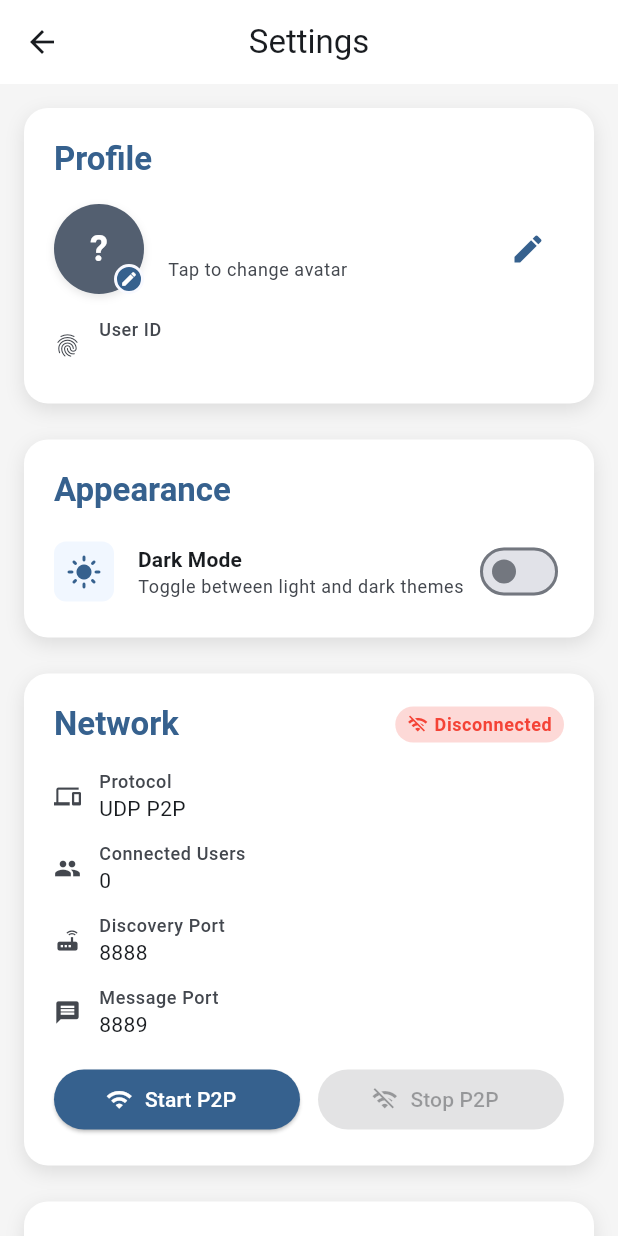
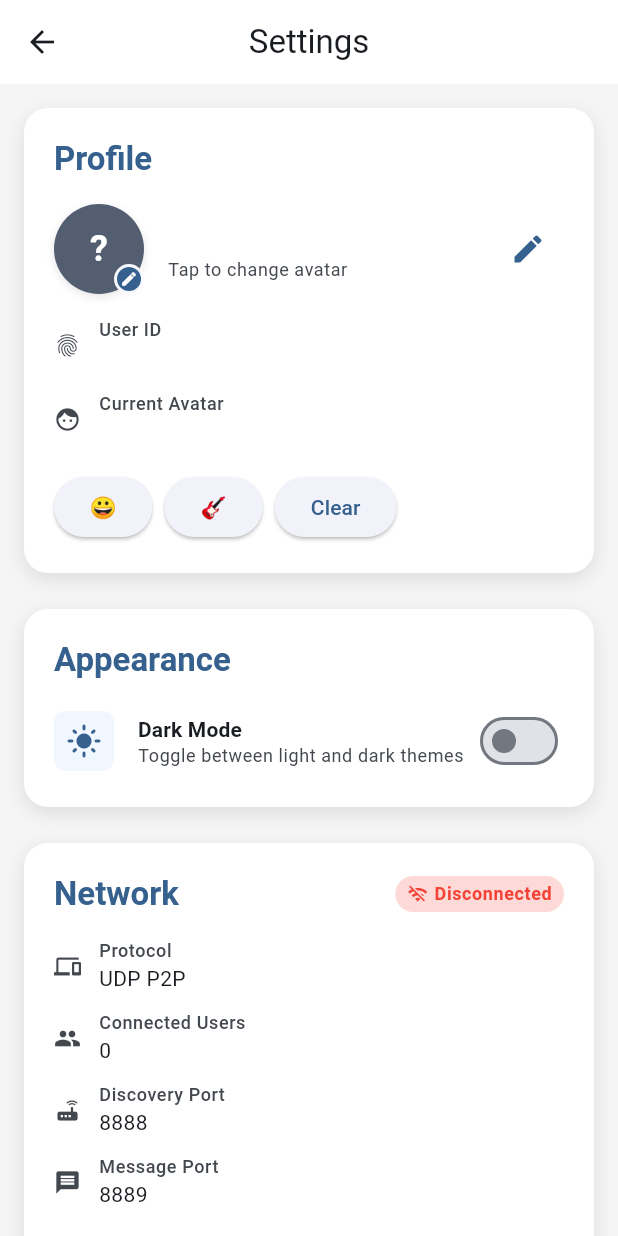
Before and after one commit to Deepsonstha/PEERCHAT_APP, a Flutter app: the SettingsScreen screen opened by its route, on a phone screen of 412 x 824 dp. Run offline on Flutter 3.47's test engine with Material 3 defaults, Android fonts, the phone set to English and light mode, and no system bars; our stand-ins replace get, hive, hive_flutter; accounts and stored records are empty.

Commit message:
user setting

```diff
--- a/lib/data/repositories/chat_repository.dart
+++ b/lib/data/repositories/chat_repository.dart
@@ -143,6 +143,10 @@ class ChatRepository {
   Future<void> updateCurrentUser(User user) async {
     try {
       await _localStorageService.saveCurrentUser(user);
+
+      // Also update the network service's current user and broadcast changes
+      _networkService.updateCurrentUser(user);
+
       log('Current user updated: ${user.name}');
     } catch (e) {
       log('Error updating current user: $e');
--- a/lib/screens/home_screen.dart
+++ b/lib/screens/home_screen.dart
@@ -171,7 +171,6 @@ class HomeScreen extends StatelessWidget {
   Widget _buildOnlineUsersSection(BuildContext context, ChatController chatController) {
     final theme = Theme.of(context);
     final colorScheme = theme.colorScheme;
-    final isDark = theme.brightness == Brightness.dark;
 
     if (chatController.onlineUsers.isEmpty) {
       return Center(
@@ -292,7 +291,6 @@ class HomeScreen extends StatelessWidget {
   Widget _buildActionButtons(BuildContext context, ChatController chatController) {
     final theme = Theme.of(context);
     final colorScheme = theme.colorScheme;
-    final isDark = theme.brightness == Brightness.dark;
 
     return Container(
       padding: const EdgeInsets.all(16),
--- a/lib/screens/settings_screen.dart
+++ b/lib/screens/settings_screen.dart
@@ -110,6 +110,42 @@ class SettingsScreen extends StatelessWidget {
 
           // User ID
           Obx(() => _buildInfoRow(context, Icons.fingerprint, 'User ID', chatController.currentUser.value?.id ?? 'Unknown', isMonospace: true)),
+
+          const SizedBox(height: 12),
+
+          // Debug: Current Avatar Value
+          Obx(() => _buildInfoRow(context, Icons.face, 'Current Avatar', chatController.currentUser.value?.avatar ?? 'None')),
+
+          const SizedBox(height: 16),
+
+          // Quick emoji test buttons
+          Row(
+            children: [
+              ElevatedButton(
+                onPressed: () {
+                  chatController.updateUserAvatar('😀');
+                  Get.snackbar('Debug', 'Set avatar to 😀', snackPosition: SnackPosition.BOTTOM);
+                },
+                child: Text('😀'),
+              ),
+              const SizedBox(width: 8),
+              ElevatedButton(
+                onPressed: () {
+                  chatController.updateUserAvatar('🎸');
+                  Get.snackbar('Debug', 'Set avatar to 🎸', snackPosition: SnackPosition.BOTTOM);
+                },
+                child: Text('🎸'),
+              ),
+              const SizedBox(width: 8),
+              ElevatedButton(
+                onPressed: () {
+                  chatController.updateUserAvatar('');
+                  Get.snackbar('Debug', 'Cleared avatar', snackPosition: SnackPosition.BOTTOM);
+                },
+                child: Text('Clear'),
+              ),
+            ],
+          ),
         ],
       ),
     );
--- a/lib/widgets/user_avatar.dart
+++ b/lib/widgets/user_avatar.dart
@@ -1,3 +1,5 @@
+import 'dart:developer';
+
 import 'package:flutter/material.dart';
 
 import '../data/models/user.dart';
@@ -29,14 +31,8 @@ class UserAvatar extends StatelessWidget {
             child: CircleAvatar(
               radius: size / 2,
               backgroundColor: _getUserColor(user?.id ?? '', colorScheme),
-              backgroundImage: user?.avatar != null && user!.avatar!.isNotEmpty ? NetworkImage(user!.avatar!) : null,
-              child:
-                  user?.avatar == null || user!.avatar!.isEmpty
-                      ? Text(
-                        _getInitials(user?.name ?? '?'),
-                        style: TextStyle(color: Colors.white, fontSize: size * 0.4, fontWeight: FontWeight.bold),
-                      )
-                      : null,
+              backgroundImage: _isNetworkImage(user?.avatar) ? NetworkImage(user!.avatar!) : null,
+              child: _getAvatarChild(),
             ),
           ),
 
@@ -58,6 +54,73 @@ class UserAvatar extends StatelessWidget {
         ],
       ),
     );
+  }
+
+  Widget? _getAvatarChild() {
+    final avatar = user?.avatar;
+
+    // Debug logging
+    log('UserAvatar: Processing avatar = "$avatar" for user ${user?.name}');
+
+    if (avatar == null || avatar.isEmpty) {
+      // Show initials when no avatar
+      log('UserAvatar: No avatar, showing initials');
+      return Text(_getInitials(user?.name ?? '?'), style: TextStyle(color: Colors.white, fontSize: size * 0.4, fontWeight: FontWeight.bold));
+    }
+
+    if (_isEmoji(avatar)) {
+      // Show emoji avatar
+      log('UserAvatar: Detected emoji avatar: "$avatar"');
+      return Text(avatar, style: TextStyle(fontSize: size * 0.6));
+    }
+
+    if (_isNetworkImage(avatar)) {
+      // Network image will be shown via backgroundImage
+      log('UserAvatar: Detected network image: "$avatar"');
+      return null;
+    }
+
+    // Fallback to initials if avatar format is unknown
+    log('UserAvatar: Unknown avatar format, showing initials');
+    return Text(_getInitials(user?.name ?? '?'), style: TextStyle(color: Colors.white, fontSize: size * 0.4, fontWeight: FontWeight.bold));
+  }
+
+  bool _isEmoji(String? text) {
+    if (text == null || text.isEmpty) return false;
+
+    log('UserAvatar: Checking if "$text" is emoji');
+
+    // First, check for common emoji patterns
+    final emojiRegex = RegExp(
+      r'[\u{1F600}-\u{1F64F}]|' // Emoticons
+      r'[\u{1F300}-\u{1F5FF}]|' // Misc Symbols and Pictographs
+      r'[\u{1F680}-\u{1F6FF}]|' // Transport and Map Symbols
+      r'[\u{1F1E0}-\u{1F1FF}]|' // Regional Indicator Symbols
+      r'[\u{2600}-\u{26FF}]|' // Misc symbols
+      r'[\u{2700}-\u{27BF}]|' // Dingbats
+      r'[\u{1F900}-\u{1F9FF}]|' // Supplemental Symbols and Pictographs
+      r'[\u{1F018}-\u{1F270}]', // Various symbols
+      unicode: true,
+    );
+
+    if (emojiRegex.hasMatch(text)) {
+      log('UserAvatar: Regex detected emoji in "$text"');
+      return true;
+    }
+
+    // Check if it's a short string that doesn't look like a URL or file path
+    if (text.length <= 4 && !text.contains('.') && !text.contains('/') && !text.contains('http') && !text.contains('www')) {
+      log('UserAvatar: Treating short non-URL string as emoji: "$text"');
+      return true;
+    }
+
+    log('UserAvatar: Not detected as emoji: "$text"');
+    return false;
+  }
+
+  bool _isNetworkImage(String? avatar) {
+    if (avatar == null || avatar.isEmpty) return false;
+    return avatar.startsWith('http://') || avatar.startsWith('https://');
   }
 
   String _getInitials(String name) {
```
Also changed, not shown: lib/data/datasources/p2p_network_service.dart (+17 -0 lines).
